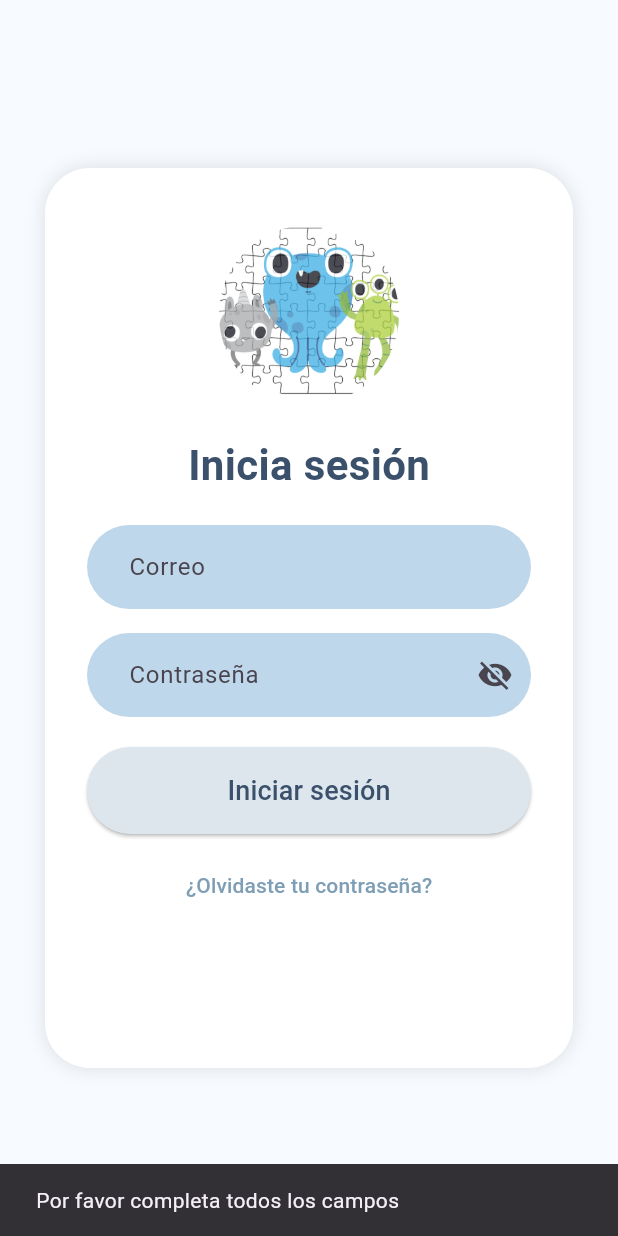
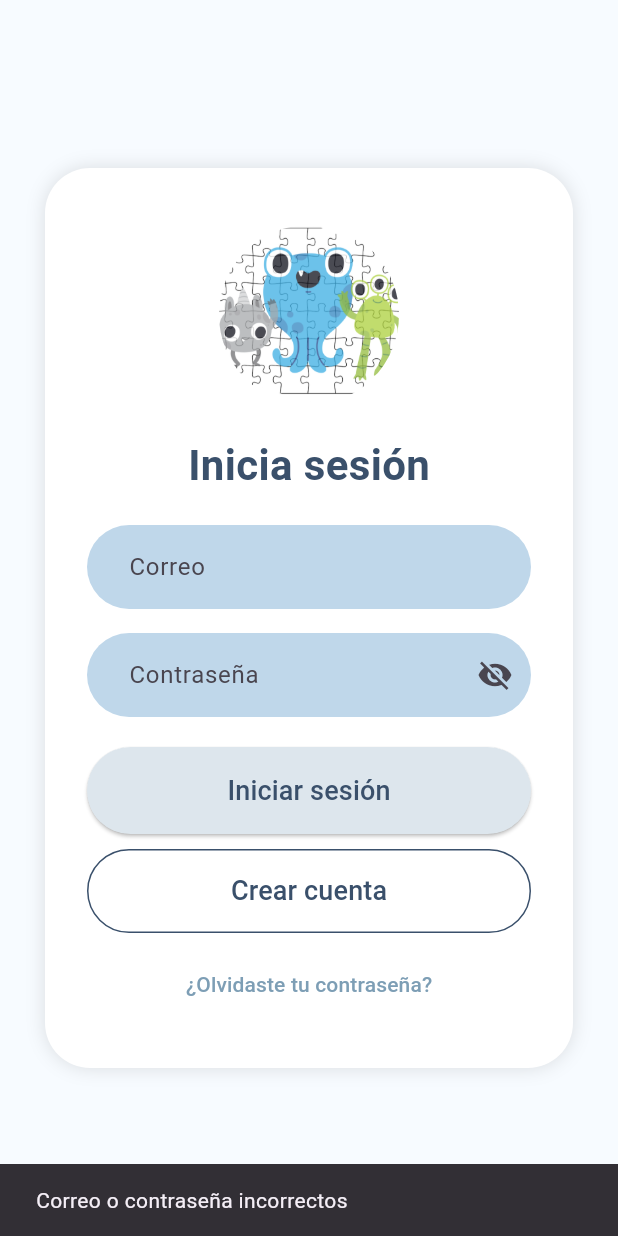
Before and after one commit to Josue-Flores-Parra/app_autismo_uabc, a Flutter app: the screen it shows after launch, after a tap on "Iniciar sesión", on a phone screen of 412 x 824 dp. Run offline on Flutter 3.47's test engine with Material 3 defaults, Android fonts, the phone set to English and light mode, and no system bars; our stand-ins replace hive, hive_flutter; accounts and stored records are empty; Roboto replaces fonts that are missing (Comic Sans MS).

Commit message:
feat/registrar-usuario-local-hive: registrar usuario local usando Hive

```diff
--- a/lib/main.dart
+++ b/lib/main.dart
@@ -1,15 +1,28 @@
+import 'package:flutter/material.dart';
+import 'package:hive_flutter/hive_flutter.dart';
+import 'models/usuario.dart';
 import 'views/login.dart';
-import 'package:flutter/material.dart';
 import '../resources/strings_utils.dart';
 
-void main() => runApp(MyApp());
+void main() async {
+  WidgetsFlutterBinding.ensureInitialized();
+
+  await Hive.initFlutter();
+  Hive.registerAdapter(UsuarioAdapter());
+  await Hive.openBox<Usuario>(AppStrings.usuario);
+
+  runApp(const MyApp());
+}
 
 class MyApp extends StatelessWidget {
+  const MyApp({super.key});
+
   @override
   Widget build(BuildContext context) {
     return MaterialApp(
+      debugShowCheckedModeBanner: false,
       title: AppStrings.tituloAppBar,
-      home: LoginScreen(),
+      home: const LoginScreen(),
     );
   }
 }
--- /dev/null
+++ b/lib/models/usuario.dart
@@ -0,0 +1,37 @@
+import 'package:hive/hive.dart';
+
+part 'usuario.g.dart'; // Generado automáticamente
+
+@HiveType(typeId: 0)
+class Usuario extends HiveObject {
+  @HiveField(5)
+  String nombre;
+
+  @HiveField(6)
+  int edad;
+
+  @HiveField(2)
+  String ciudad;
+
+  @HiveField(3)
+  String escuela;
+
+  @HiveField(4)
+  String grado;
+
+  @HiveField(0)
+  String correo;
+
+  @HiveField(1)
+  String contrasena;
+
+  Usuario({
+    required this.nombre,
+    required this.edad,
+    required this.ciudad,
+    required this.escuela,
+    required this.grado,
+    required this.correo,
+    required this.contrasena,
+  });
+}
--- a/lib/resources/strings_utils.dart
+++ b/lib/resources/strings_utils.dart
@@ -6,7 +6,10 @@ class AppStrings {
   static const iniciarSesionBoton = 'Iniciar sesión';
   static const olvidoContrasena = '¿Olvidaste tu contraseña?';
   static const mensajeCamposVacios = 'Por favor completa todos los campos';
+  static const errorSesion = "Correo o contraseña incorrectos";
   static const bienvenida = '¡Bienvenido!';
+  //boton crear cuenta
+  static const cuenta= "Crear cuenta";
 
   static const modulos = 'Módulos';
   static const progreso = 'Progreso';
@@ -33,4 +36,30 @@ class AppStrings {
   static const String cuidadoPersonal = 'Cuidado Personal';
   static const String appTitle = 'Aprendizaje Infantil';
 
+  //pantalla de registro
+  static const String usuario = 'usuarios';
+  static const String registroExito = "Usuario registrado con éxito";
+  static const String crearCuenta = "Crear cuenta";
+
+  // Campos del formulario
+  static const String nombreLabel = "Nombre";
+  static const String nombreValidator = "Ingrese su nombre";
+
+  static const String edadLabel = "Edad";
+  static const String edadValidator = "Ingrese su edad";
+
+  static const String ciudadLabel = "Ciudad";
+
+  static const String escuelaLabel = "Escuela";
+
+  static const String gradoLabel = "Grado";
+
+  static const String correoLabel = "Correo";
+  static const String correoValidator = "Ingrese su correo";
+
+  static const String contrasenaLabel = "Contraseña";
+  static const String contrasenaValidator = "Ingrese su contraseña";
+
+  // Botones
+  static const String registrarseBoton = "Registrarse";
 }
--- a/lib/views/login.dart
+++ b/lib/views/login.dart
@@ -1,8 +1,10 @@
+import 'package:app_autismo/models/usuario.dart';
+import 'package:app_autismo/views/registro.dart';
 import 'package:flutter/material.dart';
 import '../resources/colors_app.dart';
 import '../resources/strings_utils.dart';
 import 'main_screen.dart';
-
+import 'package:hive/hive.dart';
 
 class LoginScreen extends StatefulWidget {
   const LoginScreen({super.key});
@@ -17,18 +19,35 @@ class _LoginScreenState extends State<LoginScreen> {
   bool _obscurePassword = true;
 
   void _login() {
-    if (_emailController.text.isNotEmpty &&
-        _passwordController.text.isNotEmpty) {
+    final box = Hive.box<Usuario>(AppStrings.usuario);
+    final usuario = box.values.firstWhere(
+          (u) =>
+      u.correo == _emailController.text.trim() &&
+          u.contrasena == _passwordController.text.trim(),
+      orElse: () => Usuario(
+        nombre: '',
+        edad: 0,
+        ciudad: '',
+        escuela: '',
+        grado: '',
+        correo: '',
+        contrasena: '',
+      ),
+    );
+
+    if (usuario.correo.isNotEmpty) {
       Navigator.pushReplacement(
         context,
         MaterialPageRoute(builder: (context) => const MainScreen()),
       );
     } else {
       ScaffoldMessenger.of(context).showSnackBar(
-        const SnackBar(content: Text(AppStrings.mensajeCamposVacios)),
+        const SnackBar(
+          content: Text(AppStrings.errorSesion),
+        ),
       );
     }
-  }
+  } // <- cierre correcto de _login()
 
   @override
   Widget build(BuildContext context) {
@@ -133,9 +152,34 @@ class _LoginScreenState extends State<LoginScreen> {
                   ),
                 ),
                 const SizedBox(height: 10),
+                SizedBox(
+                  width: double.infinity,
+                  child: OutlinedButton(
+                    onPressed: () {
+                      Navigator.push(
+                        context,
+                        MaterialPageRoute(
+                          builder: (context) => const RegistroScreen(),
+                        ),
+                      );
+                    },
+                    style: OutlinedButton.styleFrom(
+                      side: const BorderSide(color: AppColors.texto),
+                      shape: RoundedRectangleBorder(
+                        borderRadius: BorderRadius.circular(30),
+                      ),
+                      padding: const EdgeInsets.symmetric(vertical: 15),
+                    ),
+                    child: const Text(
+                      AppStrings.crearCuenta,
+                      style:
+                      TextStyle(fontSize: 18, color: AppColors.texto),
+                    ),
+                  ),
+                ),
+                const SizedBox(height: 10),
                 TextButton(
-                  onPressed: () {
-                  },
+                  onPressed: () {},
                   child: const Text(
                     AppStrings.olvidoContrasena,
                     style: TextStyle(color: AppColors.textoSecundario),
```
Also changed, not shown: lib/views/registro.dart (added, +100 -0 lines), pubspec.yaml (+7 -0 lines), lib/models/usuario.g.dart (added).
